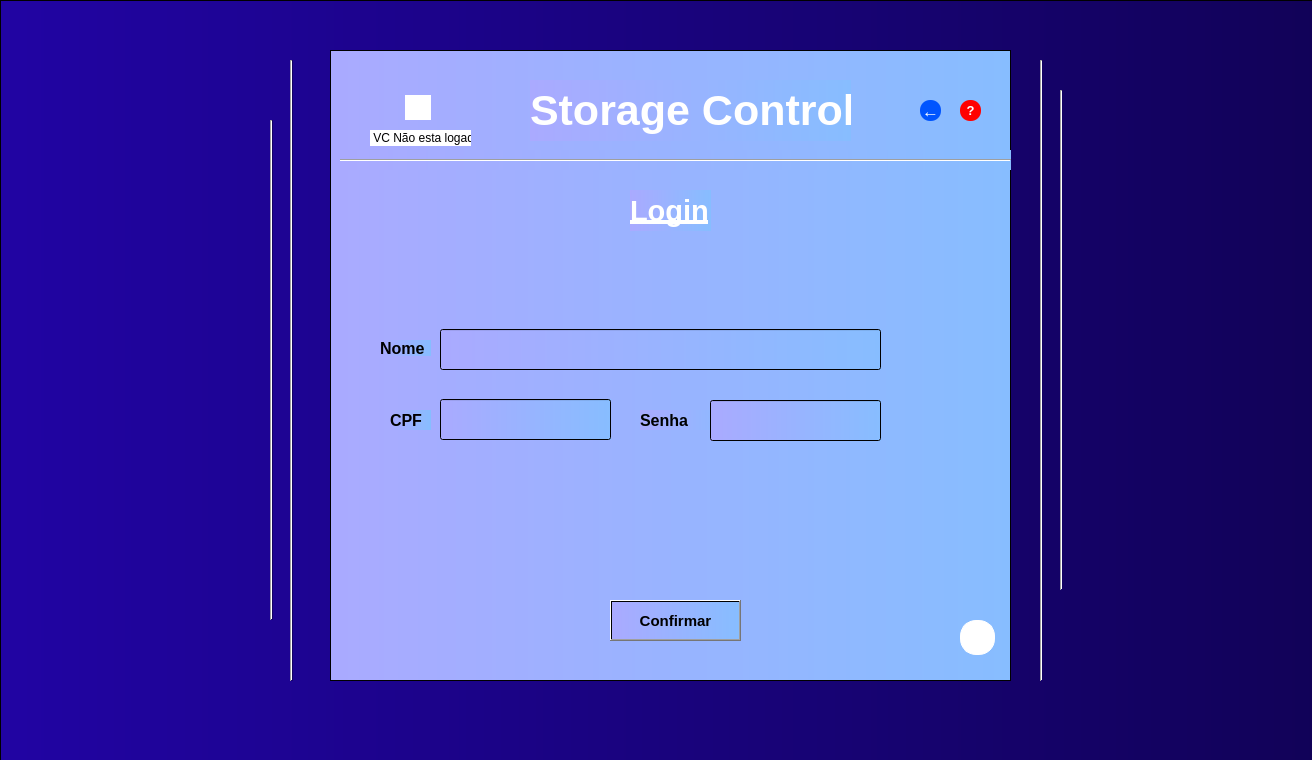
First picture: the form in login.ui, repository wellington-tinho/Controle-de-estoque-PY-SQL-QTDesing, before the edit.
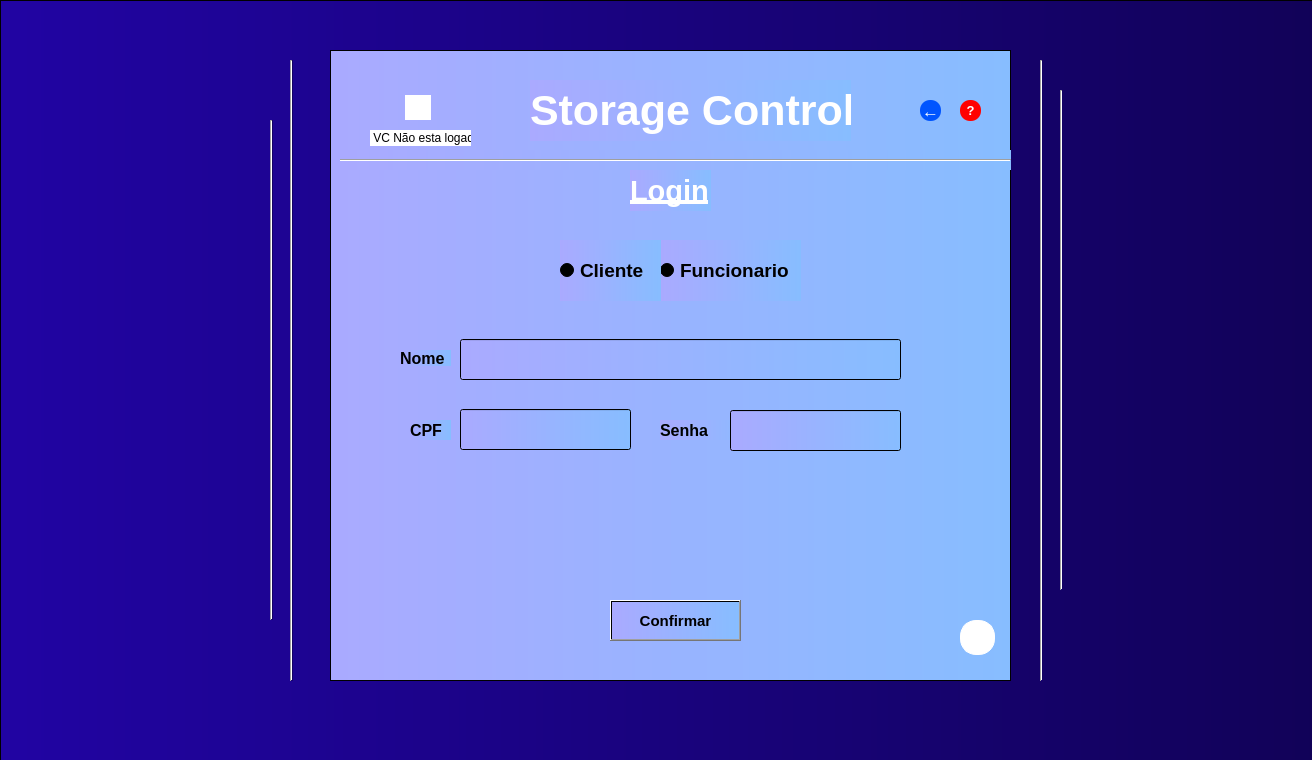
Second picture: the form after the edit. Icons and pictures are not drawn.

Commit message: Feat: login Done

Patch:
```diff
--- a/login.ui
+++ b/login.ui
@@ -319,7 +319,7 @@
       <property name="geometry">
        <rect>
         <x>300</x>
-        <y>140</y>
+        <y>120</y>
         <width>81</width>
         <height>41</height>
        </rect>
@@ -344,8 +344,8 @@
      <widget class="QLabel" name="label_11">
       <property name="geometry">
        <rect>
-        <x>50</x>
-        <y>290</y>
+        <x>70</x>
+        <y>300</y>
         <width>51</width>
         <height>16</height>
        </rect>
@@ -364,8 +364,8 @@
      <widget class="QLineEdit" name="lineEdit_5">
       <property name="geometry">
        <rect>
-        <x>110</x>
-        <y>349</y>
+        <x>130</x>
+        <y>359</y>
         <width>171</width>
         <height>41</height>
        </rect>
@@ -388,8 +388,8 @@
      <widget class="QLabel" name="label_13">
       <property name="geometry">
        <rect>
-        <x>310</x>
-        <y>360</y>
+        <x>330</x>
+        <y>370</y>
         <width>101</width>
         <height>20</height>
        </rect>
@@ -408,8 +408,8 @@
      <widget class="QLabel" name="label_14">
       <property name="geometry">
        <rect>
-        <x>60</x>
-        <y>360</y>
+        <x>80</x>
+        <y>370</y>
         <width>41</width>
         <height>20</height>
        </rect>
@@ -428,8 +428,8 @@
      <widget class="QLineEdit" name="lineEdit_7">
       <property name="geometry">
        <rect>
-        <x>380</x>
-        <y>350</y>
+        <x>400</x>
+        <y>360</y>
         <width>171</width>
         <height>41</height>
        </rect>
@@ -477,8 +477,8 @@
      <widget class="QLineEdit" name="lineEdit_8">
       <property name="geometry">
        <rect>
-        <x>110</x>
-        <y>279</y>
+        <x>130</x>
+        <y>289</y>
         <width>441</width>
         <height>41</height>
        </rect>
@@ -550,6 +550,60 @@
        <bool>false</bool>
       </property>
      </widget>
+     <widget class="QRadioButton" name="radioButton_2">
+      <property name="geometry">
+       <rect>
+        <x>330</x>
+        <y>190</y>
+        <width>141</width>
+        <height>61</height>
+       </rect>
+      </property>
+      <property name="font">
+       <font>
+        <pointsize>14</pointsize>
+        <weight>75</weight>
+        <bold>true</bold>
+       </font>
+      </property>
+      <property name="styleSheet">
+       <string notr="true">QRadioButton:hover{
+	border: 2px solid rgb(255, 255, 255);  
+	color:rgb(255, 255, 255);
+}
+
+</string>
+      </property>
+      <property name="text">
+       <string>Funcionario</string>
+      </property>
+     </widget>
+     <widget class="QRadioButton" name="radioButton">
+      <property name="geometry">
+       <rect>
+        <x>230</x>
+        <y>190</y>
+        <width>101</width>
+        <height>61</height>
+       </rect>
+      </property>
+      <property name="font">
+       <font>
+        <pointsize>14</pointsize>
+        <weight>75</weight>
+        <bold>true</bold>
+       </font>
+      </property>
+      <property name="styleSheet">
+       <string notr="true">QRadioButton:hover{
+	border: 2px solid rgb(255, 255, 255);  
+	color:rgb(255, 255, 255);
+}</string>
+      </property>
+      <property name="text">
+       <string>Cliente</string>
+      </property>
+     </widget>
     </widget>
    </widget>
   </widget>
```
The commit also changes 3 other files.
